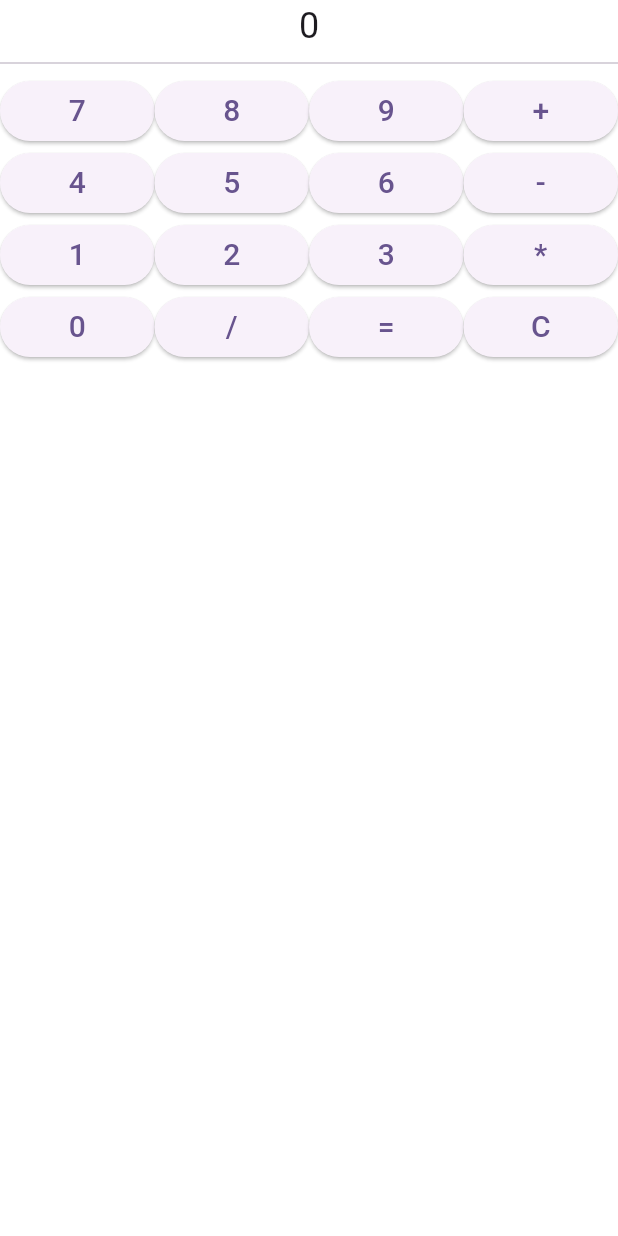
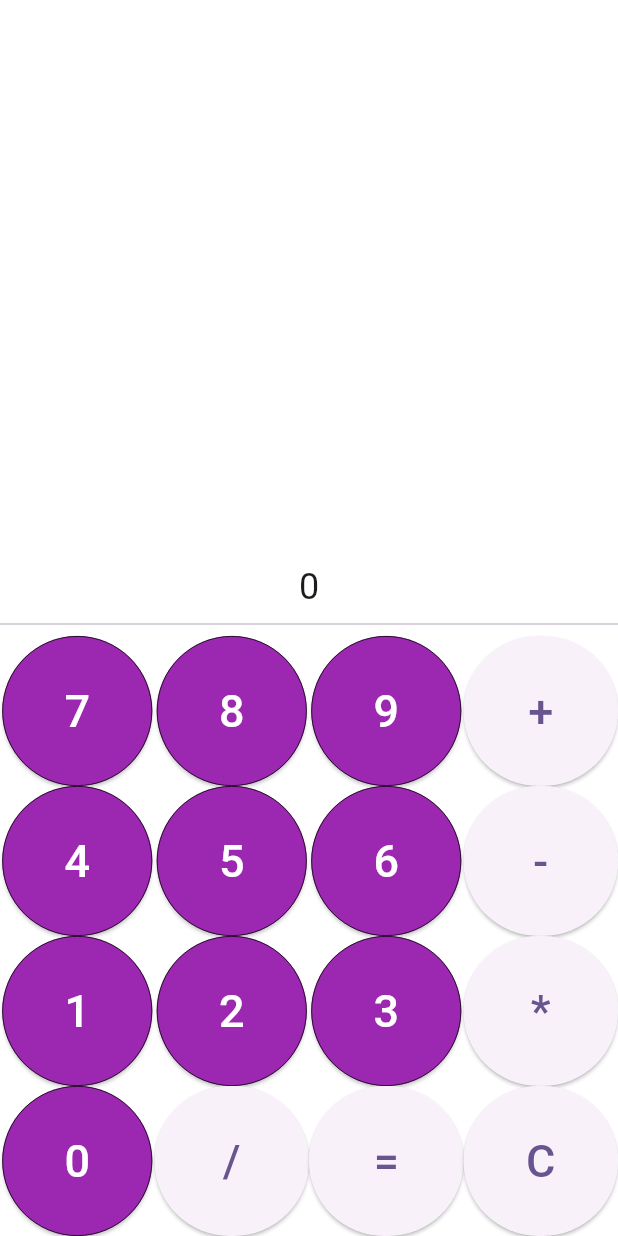
Before and after one commit to Madsp15/rpn_calculator, a Flutter app: the screen it shows after launch, on a phone screen of 412 x 824 dp. Run offline on Flutter 3.47's test engine with Material 3 defaults, Android fonts, the phone set to English and light mode, and no system bars.

Commit message:
finished i think?

```diff
--- a/lib/main.dart
+++ b/lib/main.dart
@@ -29,29 +29,37 @@
 class _CalculatorHomePageState extends State<CalculatorHomePage> {
   String output = '0';
   String sequence = '';
-  final List<String> digitButtons = [
-    '7',
-    '8',
-    '9',
-    '4',
-    '5',
-    '6',
-    '1',
-    '2',
-    '3',
-    '0'
-  ];
+  String temp = '';
+  final List<String> digitButtons = ['7', '8', '9', '4', '5', '6', '1', '2', '3', '0'];
   final List<String> operatorButtons = ['+', '-', '*', '/', '=', 'C'];
+
+  double buttonHeight = 100.0;
+  double buttonWidth = 100.0;
 
 // Create an instance of the Calculator class
   final Calculator calculator = Calculator([]);
 
   Widget buildNumberButtons(String digit) {
     return Expanded(
+      child: Container(
+        height: buttonHeight, // Specify your height
+        width: buttonWidth, // Specify your width
         child: ElevatedButton(
+          style: ElevatedButton.styleFrom(
+            primary: Colors.purple, // background
+            onPrimary: Colors.white, // foreground
+            padding: EdgeInsets.all(5.0), // Set button padding
+            shape: CircleBorder(
+              side: BorderSide(
+                color: Colors.black, // Set border color
+                width: 0.5, // Set border width
+              ),
+            ),
+
+          ),
           onPressed: () {
             setState(() {
-            calculator.push(int.parse(digit));
+              temp += digit;
               // Update the sequence string
               sequence += digit;
               // Update the output string
@@ -60,14 +68,20 @@
           },
           child: Text(
             digit,
-          style: TextStyle(fontSize: 20), // Customize button text style
+            style: TextStyle(fontSize: 30), // Customize button text style
+          ),
         ),
       ),
     );
   }
 
+
+
   Widget buildOperatorButton(String operator) {
     return Expanded(
+      child: Container(
+        height: buttonHeight, // Specify your height
+        width: buttonWidth, // Specify your width
         child: ElevatedButton(
           onPressed: () {
             setState(() {
@@ -75,23 +89,34 @@
               switch (operator) {
                 case '+':
                   sequence += ' + ';
+                  calculator.push(int.parse(temp));
+                  temp = '';
                   break;
                 case '-':
                   sequence += ' - ';
+                  calculator.push(int.parse(temp));
+                  temp = '';
                   break;
                 case '*':
                   sequence += ' * ';
+                  calculator.push(int.parse(temp));
+                  temp = '';
                   break;
                 case '/':
                   sequence += ' / ';
+                  calculator.push(int.parse(temp));
+                  temp = '';
                   break;
                 case 'C':
                   calculator.stack.clear();
                   sequence = '';
                   output = '0';
+                  temp = '';
                   break;
                 case '=':
                 // Display the result
+                  calculator.push(int.parse(temp));
+                  temp = '';
                   if (calculator.stack.isNotEmpty) {
                     if(sequence.contains('*')){
                       calculator.execute(Multiplication());
@@ -113,20 +138,24 @@
           },
           child: Text(
             operator,
-          style: TextStyle(fontSize: 20),
+            style: TextStyle(fontSize: 30),
+          ),
         ),
       ),
     );
   }
+
 
   @override
   Widget build(BuildContext context) {
     return Scaffold(
       backgroundColor: Colors.white,
       body: Column(
+        mainAxisAlignment: MainAxisAlignment.end, // Add this line
         children: [
           SafeArea(
             child: Text(
+              key: Key("Display"),
               output,
               style: TextStyle(fontSize: 24),
             ),
```
Also changed, not shown: intergration_test/widget_test.dart (+74 -13 lines), lib/calculator.dart (+12 -4 lines), 21 other files. Lines whose indentation alone changed are shown as unchanged.
